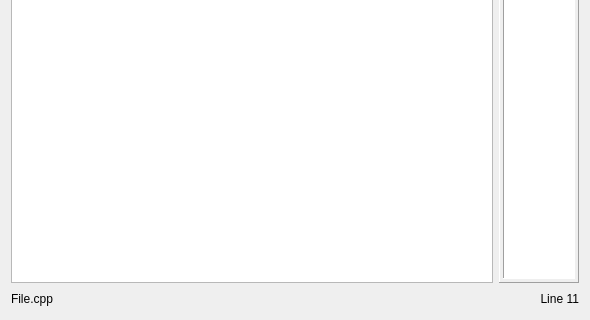
Qt form SourceViewer.ui (otengler/CodeBeagle) before a commit; both pictures show x 0 to 590 and y 203 to 523 of the 590 by 523 pixel window.
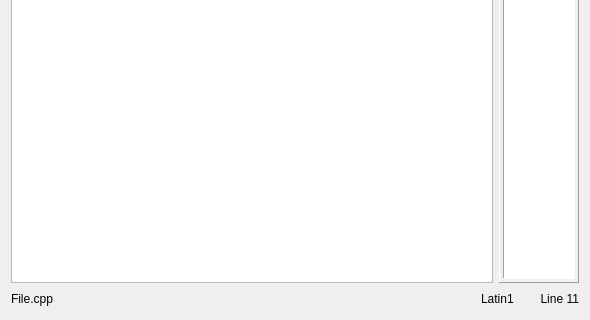
The same form after that commit. Icons and pictures are not drawn. Custom widgets are drawn as their Qt base class.

Commit message: Detect UTF8 files without encoding

What changed in the file:
```diff
--- a/SourceViewer.ui
+++ b/SourceViewer.ui
@@ -293,6 +293,32 @@
        </property>
       </spacer>
      </item>
+     <item>
+      <widget class="QLabel" name="labelEncoding">
+       <property name="toolTip">
+        <string>File encoding</string>
+       </property>
+       <property name="text">
+        <string>Latin1</string>
+       </property>
+      </widget>
+     </item>
+     <item>
+      <spacer name="horizontalSpacer_3">
+       <property name="orientation">
+        <enum>Qt::Horizontal</enum>
+       </property>
+       <property name="sizeType">
+        <enum>QSizePolicy::Fixed</enum>
+       </property>
+       <property name="sizeHint" stdset="0">
+        <size>
+         <width>20</width>
+         <height>20</height>
+        </size>
+       </property>
+      </spacer>
+     </item>
      <item>
       <widget class="QLabel" name="labelCursor">
        <property name="text">
```
The commit also changes 20 other files.
